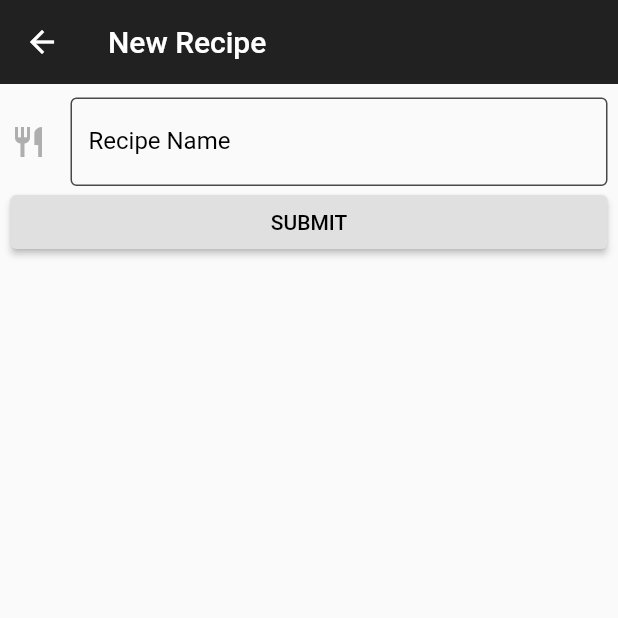
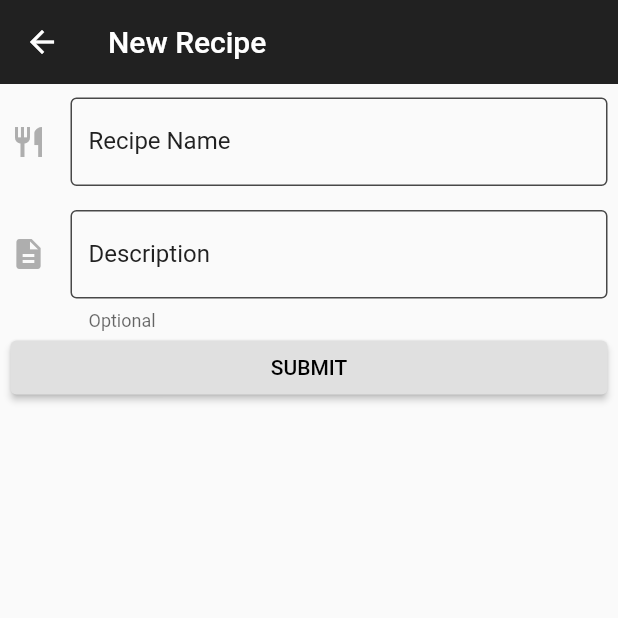
Before and after one commit to wesley38/besitary, a Flutter app: the NewRecipePage screen opened directly, on a phone screen of 412 x 824 dp, the top half of it. Run offline on Flutter 3.47's test engine with Material 2 defaults, Android fonts, the phone set to English and light mode, and no system bars.

Commit message:
Added description box and helper text field options

```diff
--- a/lib/new_recipe.dart
+++ b/lib/new_recipe.dart
@@ -46,14 +46,11 @@ class _NewRecipeFormState extends State<NewRecipeForm> {
   );
 
   // Generate input decoration
-  InputDecoration createInput(String inputName) {
+  InputDecoration createInput(String inputName, Icon icon, String? helperText) {
     return InputDecoration(
       labelText: inputName,
       border: const OutlineInputBorder(),
-        icon: const Icon(
-          Icons.restaurant,
-          color: ksecondaryDark,
-        ),
+      icon: icon,
       enabledBorder: const OutlineInputBorder(
         borderSide: BorderSide(color: kprimaryLight),
       ),
@@ -61,7 +58,9 @@ class _NewRecipeFormState extends State<NewRecipeForm> {
       focusedBorder: const OutlineInputBorder(
         borderSide: BorderSide(color: kprimaryDark, width: 2.0),
       ),
-        labelStyle: const TextStyle(color: kprimaryDark));
+      labelStyle: const TextStyle(color: kprimary),
+      helperText: helperText,
+    );
   }
 
   // Form to input new recipe
@@ -78,8 +77,29 @@ class _NewRecipeFormState extends State<NewRecipeForm> {
               }
               return null;
             },
-            decoration: createInput("Recipe Name"),
+            decoration: createInput(
+                "Recipe Name",
+                const Icon(
+                  Icons.restaurant,
+                  color: ksecondaryDark,
+                ),
+                null),
             cursorColor: kprimaryDark,
+          ),
+          const SizedBox(
+            height: 16.0,
+          ),
+          TextFormField(
+            decoration: createInput(
+                "Description",
+                const Icon(
+                  Icons.description,
+                  color: ksecondaryDark,
+                ),
+                "Optional"),
+            cursorColor: kprimaryDark,
+            keyboardType: TextInputType.multiline,
+            maxLines: null,
           ),
           ElevatedButton(
             onPressed: () {
```
Lines whose indentation alone changed are shown as unchanged.
